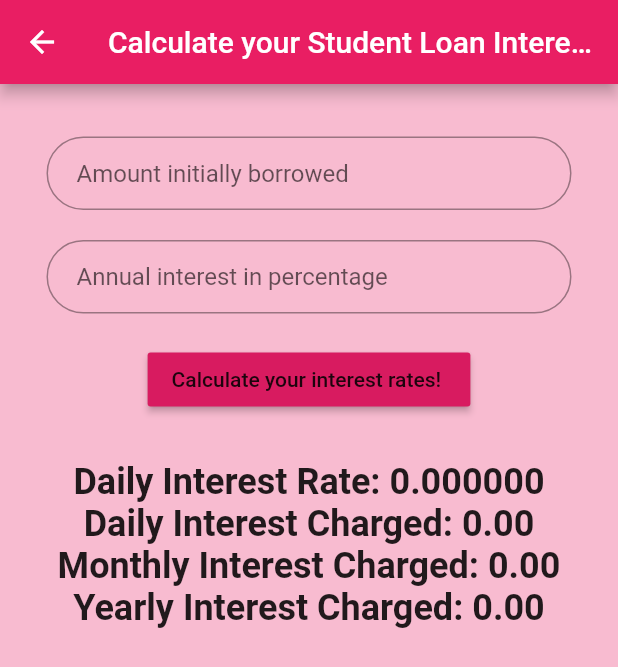
After one commit to c25kenneth/coll_aid, a Flutter app: the LoanCalculator screen opened directly, on a phone screen of 412 x 824 dp. The commit adds this screen. Shown: the top 667 px of the screen. Run offline on Flutter 3.47's test engine with Material 2 defaults, Android fonts, the phone set to English and light mode, and no system bars; our stand-ins replace cloud_firestore, firebase_auth, firebase_core; accounts and stored records are empty; network calls fail.

Commit message:
Altered UI and added college loan interest functionality

```diff
--- a/lib/careers.dart
+++ b/lib/careers.dart
@@ -25,7 +25,7 @@ class _CareersState extends State<Careers> {
               return Text('Loading');
             } else {
               return SizedBox(
-                height: 90,
+                height: 600,
                 child: Card(
                   child: ListView(
                     children: snapshot.data!.docs.map((DocumentSnapshot document) {
--- /dev/null
+++ b/lib/loanCalculator.dart
@@ -0,0 +1,88 @@
+import 'package:flutter/material.dart';
+
+class LoanCalculator extends StatefulWidget {
+  const LoanCalculator({ Key? key }) : super(key: key);
+
+  @override
+  _LoanCalculatorState createState() => _LoanCalculatorState();
+}
+
+class _LoanCalculatorState extends State<LoanCalculator> {
+
+  int initialAmount = 0;
+  int annualInterest = 0;
+
+  double interestRate = 0.0;
+  double dailyInterestCharge = 0.0;
+  double monthlyCharge = 0.0;
+  double yearlyCharge = 0.0;
+  @override
+  Widget build(BuildContext context) {
+    return Scaffold(
+      appBar: AppBar(
+        title: Text('Calculate your Student Loan Interest! '),
+      ),
+      body: Center(
+        child: Column(
+          children: [
+            SizedBox(height: 35.0,),
+            Container(
+                width: 350,
+                child: TextField(
+                  onChanged: (val){
+                    setState(() {
+                      initialAmount = int.parse(val);
+                    });
+                  },
+                  keyboardType: TextInputType.number,
+                  obscureText: false,
+                  decoration: InputDecoration(
+
+                    hintText: "Amount initially borrowed",
+                    contentPadding: EdgeInsets.fromLTRB(20.0, 15.0, 20.0, 15.0),
+                   border: OutlineInputBorder(borderRadius: BorderRadius.circular(32.0)))
+                  ),
+              ),
+              SizedBox(height: 20.0,),
+              Container(
+                width: 350,
+                child: TextField(
+                  onChanged: (val){
+                    setState(() {
+                      annualInterest = int.parse(val);
+                    });
+                  },
+                  keyboardType: TextInputType.number,
+                  obscureText: false,
+                  decoration: InputDecoration(
+
+                    hintText: "Annual interest in percentage",
+                    contentPadding: EdgeInsets.fromLTRB(20.0, 15.0, 20.0, 15.0),
+                   border: OutlineInputBorder(borderRadius: BorderRadius.circular(32.0)))
+                  ),
+              ),
+              SizedBox(height: 20.0,),
+              MaterialButton(
+                onPressed: (){
+                  setState(() {
+                    interestRate = (annualInterest / 100.0) / 365;
+                    dailyInterestCharge = interestRate * initialAmount;
+                    monthlyCharge = dailyInterestCharge * 30;
+                    yearlyCharge = monthlyCharge * 12;
+                  });
+
+                },
+                child: Text('Calculate your interest rates! '),
+                color: Colors.pink[600],
+              ),
+              SizedBox(height: 30.0,),
+              Text('Daily Interest Rate: ' + interestRate.toStringAsFixed(6), style: TextStyle(fontWeight: FontWeight.bold, fontSize: 24),),
+              Text('Daily Interest Charged: ' + dailyInterestCharge.toStringAsFixed(2), style: TextStyle(fontWeight: FontWeight.bold, fontSize: 24),),
+              Text('Monthly Interest Charged: ' + monthlyCharge.toStringAsFixed(2), style: TextStyle(fontWeight: FontWeight.bold, fontSize: 24),),
+              Text('Yearly Interest Charged: ' + yearlyCharge.toStringAsFixed(2), style: TextStyle(fontWeight: FontWeight.bold, fontSize: 24),),
+          ],
+        ),
+      ),
+    );
+  }
+}
--- a/lib/navigationDrawerWidget.dart
+++ b/lib/navigationDrawerWidget.dart
@@ -3,6 +3,7 @@ import 'package:coll_aid/addScholarship.dart';
 import 'package:coll_aid/assignments.dart';
 import 'package:coll_aid/careers.dart';
 import 'package:coll_aid/courses.dart';
+import 'package:coll_aid/loanCalculator.dart';
 import 'package:coll_aid/scholarships.dart';
 import 'package:flutter/material.dart';
 
@@ -29,11 +30,12 @@ class _NavigationDrawerWidgetState extends State<NavigationDrawerWidget> {
             buildMenuItem(text: 'Assignments', icon: Icons.assignment, onClicked: () => selectedItem(context, 1),),
             buildMenuItem(text: 'Internships and Jobs', icon: Icons.work, onClicked: () => selectedItem(context, 2),),
             buildMenuItem(text: 'Scholarship Opportunities', icon: Icons.money, onClicked: () => selectedItem(context, 3),),
+            buildMenuItem(text: 'Student Loan Interest Calculator', icon: Icons.attach_money, onClicked: () => selectedItem(context, 7)),
             const SizedBox(height: 150,),
             Text('      For Educators: ', style: TextStyle(fontWeight: FontWeight.bold),),
             buildMenuItem(text: 'Add Course', icon: Icons.add_outlined, onClicked: () => selectedItem(context, 4),),
             buildMenuItem(text: 'Add Internships or Jobs', icon: Icons.add_outlined, onClicked: () => selectedItem(context, 5),),
-            buildMenuItem(text: 'Add Scholarship Opportunities', icon: Icons.add_outlined, onClicked: () => selectedItem(context, 6),)
+            buildMenuItem(text: 'Add Scholarship Opportunities', icon: Icons.add_outlined, onClicked: () => selectedItem(context, 6),),
           ],
         ),
       ),
@@ -77,5 +79,7 @@ void selectedItem(BuildContext context, int index) {
     case 6:
       Navigator.push(context, MaterialPageRoute(builder: (context) => AddScholarship()));
       break;
+    case 7:
+      Navigator.push(context, MaterialPageRoute(builder: (context) => LoanCalculator()));
   }
 }
--- a/lib/scholarships.dart
+++ b/lib/scholarships.dart
@@ -26,9 +26,10 @@ class _ScholarshipsState extends State<Scholarships> {
               return Text('Loading');
             } else {
               return SizedBox(
-                height: 90,
+                height: 600,
                 child: Card(
                   child: ListView(
+
                     children: snapshot.data!.docs.map((DocumentSnapshot document) {
                       Map<String, dynamic> data = document.data()! as Map<String, dynamic>;
                       return ListTile(
@@ -50,6 +51,7 @@ class _ScholarshipsState extends State<Scholarships> {
                               );
                             });
                           }
+
                     );
                     }).toList(),
                   ),
```
Also changed, not shown: lib/assignments.dart (+10 -2 lines), lib/courses.dart (+6 -2 lines). Lines whose indentation alone changed are shown as unchanged.
